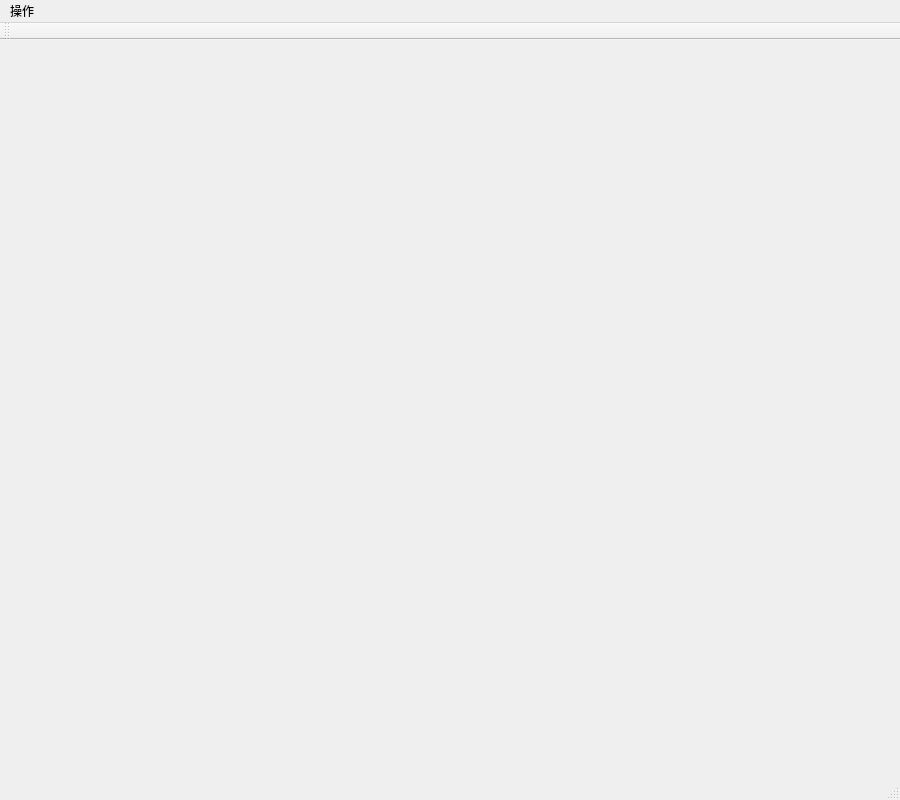
Qt form mainwindow.ui (zhangyu1131/Five_Chess) before a commit.
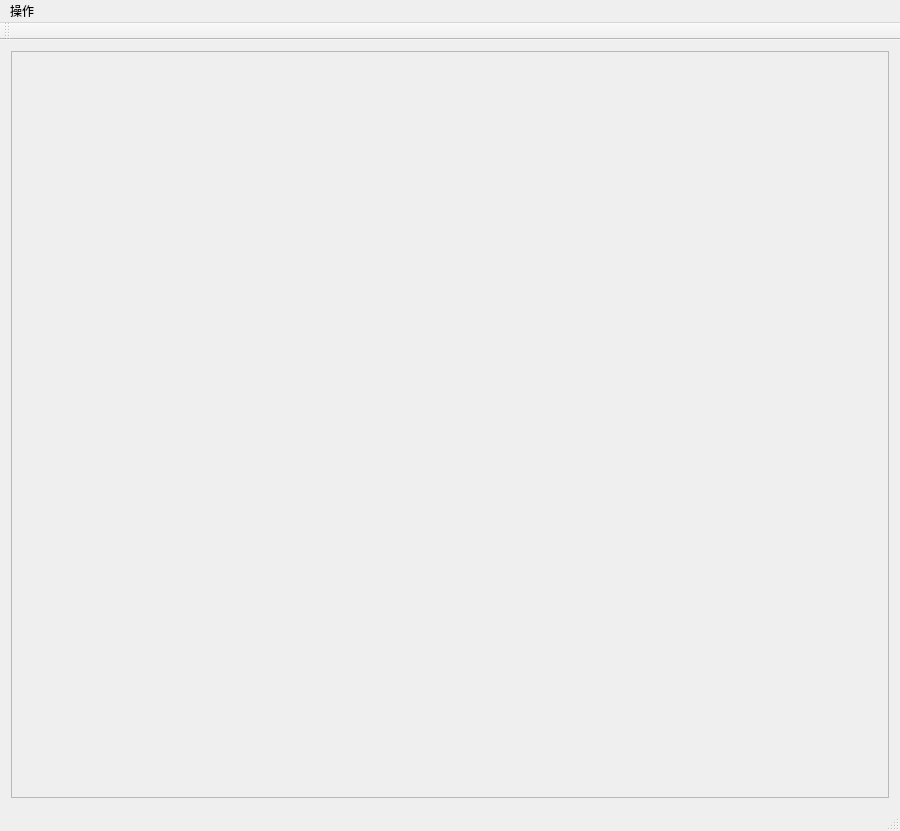
The same form after that commit. Icons and pictures are not drawn.

Commit message: 2-12 add a frame but there are many bugs,

Patch:
```diff
--- a/mainwindow.ui
+++ b/mainwindow.ui
@@ -7,7 +7,7 @@
     <x>0</x>
     <y>0</y>
     <width>900</width>
-    <height>800</height>
+    <height>831</height>
    </rect>
   </property>
   <property name="windowTitle">
@@ -16,10 +16,26 @@
   <property name="autoFillBackground">
    <bool>true</bool>
   </property>
-  <property name="styleSheet">
-   <string notr="true">background-image: url(:/new/bgcolor/res/Table.bmp);</string>
-  </property>
-  <widget class="QWidget" name="centralWidget"/>
+  <widget class="QWidget" name="centralWidget">
+   <layout class="QGridLayout" name="gridLayout">
+    <item row="0" column="0">
+     <widget class="QFrame" name="frame">
+      <property name="autoFillBackground">
+       <bool>false</bool>
+      </property>
+      <property name="styleSheet">
+       <string notr="true">border-image: url(:/new/bgcolor/res/Table.bmp);</string>
+      </property>
+      <property name="frameShape">
+       <enum>QFrame::StyledPanel</enum>
+      </property>
+      <property name="frameShadow">
+       <enum>QFrame::Raised</enum>
+      </property>
+     </widget>
+    </item>
+   </layout>
+  </widget>
   <widget class="QMenuBar" name="menuBar">
    <property name="geometry">
     <rect>
```
Left out of the diff: 27 changed lines with no effect on the pictures. The commit also changes 7 other files.
